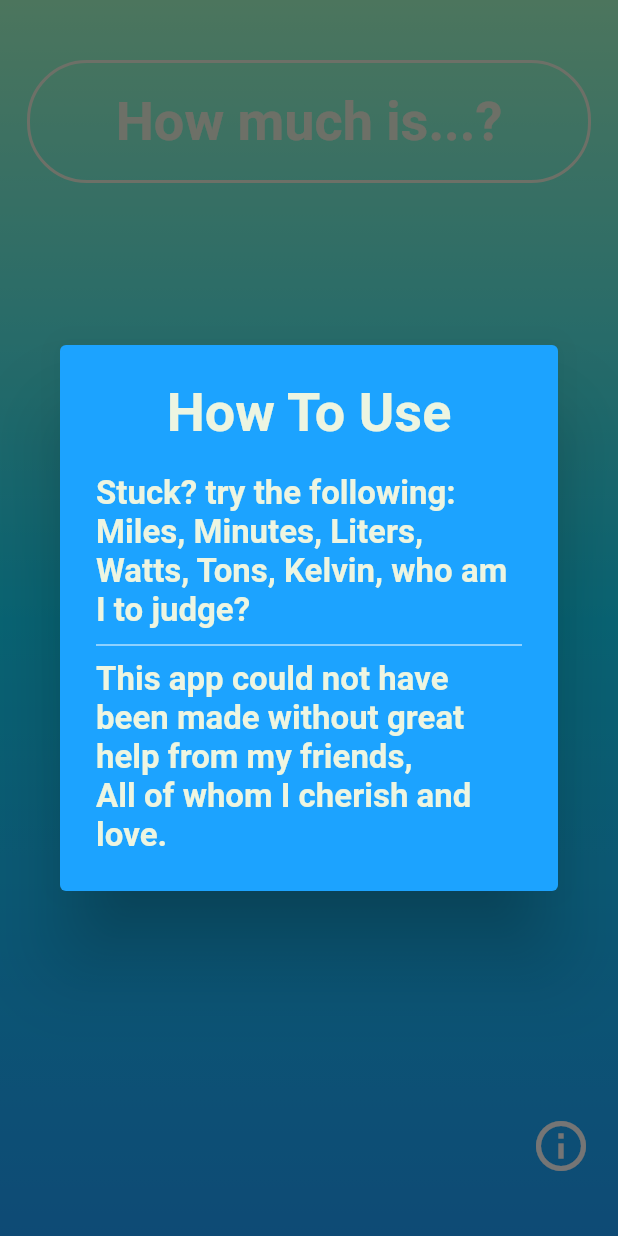
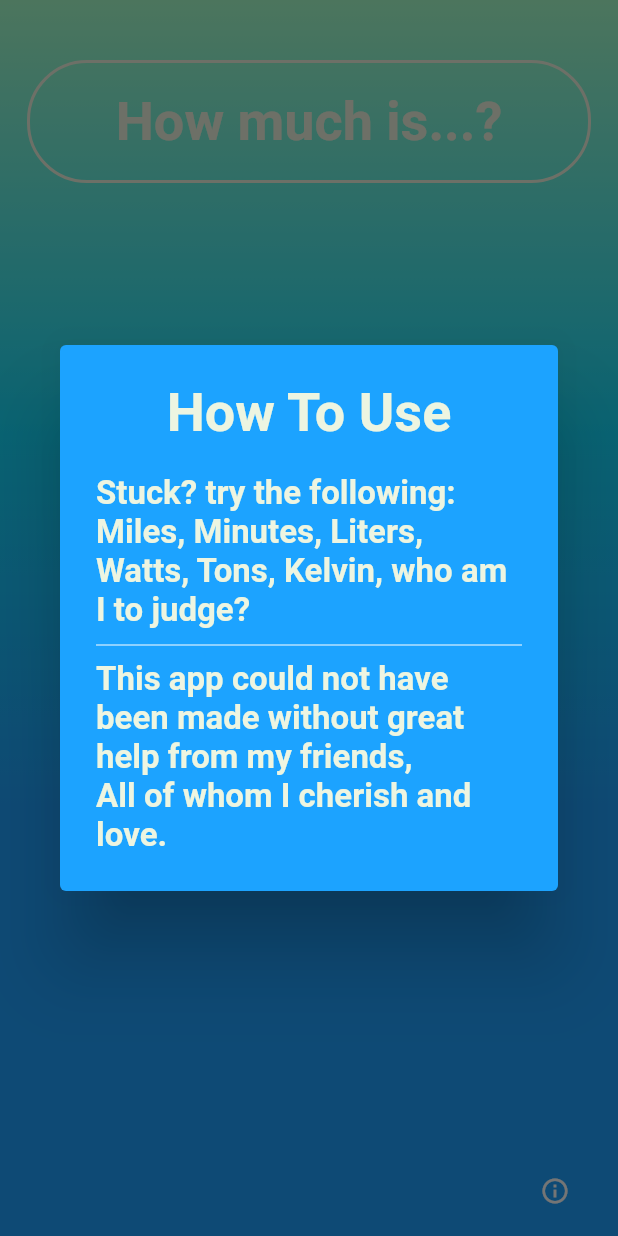
Before and after one commit to g-bulgarit/How-much-is-it, a Flutter app: the screen it shows after launch, after a tap on the "info outline" icon, on a phone screen of 412 x 824 dp. Run offline on Flutter 3.47's test engine with Material 2 defaults, Android fonts, the phone set to English and light mode, and no system bars; our stand-ins replace sprintf; Roboto replaces fonts that are missing (Bebas).

Commit message:
Changed UI to my preferred state

```diff
--- a/lib/customWidgets/InfoDialog.dart
+++ b/lib/customWidgets/InfoDialog.dart
@@ -3,6 +3,7 @@ import 'package:flutter/cupertino.dart';
 import 'package:how_much_is_it/colors.dart';
 
 class HelpDialog{
+
   widgetHelpDialog(BuildContext context){
     return showDialog(
       context: context,
@@ -11,6 +12,7 @@ class HelpDialog{
         return AlertDialog(
           title: Center(child: Text("How To Use", style: Theme.of(context).textTheme.title)),
           backgroundColor: foregroundColorDark,
+          elevation: 24.0,
           content: SingleChildScrollView(
             child: ListBody(
               children: <Widget>[
--- a/lib/customWidgets/InputCalcDisp.dart
+++ b/lib/customWidgets/InputCalcDisp.dart
@@ -3,6 +3,7 @@ import 'package:flutter/cupertino.dart';
 import 'package:flutter/material.dart';
 import 'package:how_much_is_it/constants.dart';
 import 'package:how_much_is_it/colors.dart';
+import 'package:how_much_is_it/customWidgets/InfoDialog.dart';
 import 'dart:math';
 import 'package:sprintf/sprintf.dart';
 
@@ -28,6 +29,7 @@ class _InputCalcDispState extends State<InputCalcDisp> {
   String unitFrom = "";
   String categoryFrom = "";
 
+  HelpDialog dialog = new HelpDialog();
   final TextEditingController textController = new TextEditingController();
 
 
@@ -179,7 +181,7 @@ class _InputCalcDispState extends State<InputCalcDisp> {
 
         SizedBox(height: 50,),
 
-
+        Spacer(),
         Center(
           child: Container(
             child: Text(
@@ -190,8 +192,8 @@ class _InputCalcDispState extends State<InputCalcDisp> {
           ),
         ),
 
+
         SizedBox(height: 50,),
-
         Container(
           child: IconButton(
             icon: Icon(Icons.refresh, size: 50,),
@@ -203,7 +205,19 @@ class _InputCalcDispState extends State<InputCalcDisp> {
               userSubtext = getRandomSubtext();
               });}
           ),
-        )
+        ),
+
+        Row(
+            mainAxisAlignment: MainAxisAlignment.end,
+            children: <Widget>[
+              IconButton(
+                icon: Icon(Icons.info_outline, color: Colors.white, size: 20,),
+                onPressed: (){
+                  dialog.widgetHelpDialog(context);
+                }
+                ),
+            ],
+              ),
 
       ],
     );
--- a/lib/newui.dart
+++ b/lib/newui.dart
@@ -2,7 +2,7 @@ import 'package:flutter/material.dart';
 
 import 'colors.dart';
 import 'customWidgets/InputCalcDisp.dart';
-import 'customWidgets/InfoDialog.dart';
+
 
 void main(){
   runApp(new MaterialApp(
@@ -27,8 +27,6 @@ class AppHomePage extends State<HomePage>{
   String userText = "";
   String userSubtext = "";
 
-  HelpDialog dialog = new HelpDialog();
-
   final TextEditingController textController = new TextEditingController();
 
   @override
@@ -36,37 +34,25 @@ class AppHomePage extends State<HomePage>{
     return Scaffold(
       resizeToAvoidBottomInset: false,
       body: Container(
-        padding: EdgeInsets.symmetric(
-          vertical: 40.0,
-          horizontal: 18.0,
+        padding: EdgeInsets.only(
+          top: 40.0,
+          left: 18.0,
+          right: 18.0,
+          bottom: 6.0,
         ),
         decoration: BoxDecoration(
           gradient: LinearGradient(
             colors: [gradientBottom, gradientCenter, gradientTop],
             begin: Alignment.bottomCenter,
             end: Alignment.topCenter,
+            stops: [0.35,0.65,1]
             ),
           ),
-        child: Column(
-          children: <Widget>[
-            InputCalcDisp(
+
+          child:InputCalcDisp(
               userText: "",
               userSubtext: "",
             ),
-            Spacer(),
-            Row(
-            mainAxisAlignment: MainAxisAlignment.end,
-            children: <Widget>[
-              IconButton(
-                icon: Icon(Icons.info_outline, color: Colors.white, size: 40,),
-                onPressed: (){
-                  dialog.widgetHelpDialog(context);
-                }
-                ),
-            ],
-              ),
-          ],
-        ),
       ),
     );
   }
```
